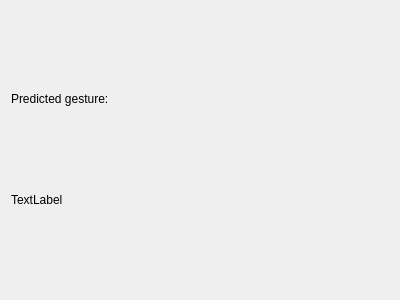
Before: the Qt Designer form recognitionview.ui in janneasdf/RecognizerApp, drawn with Qt 5.
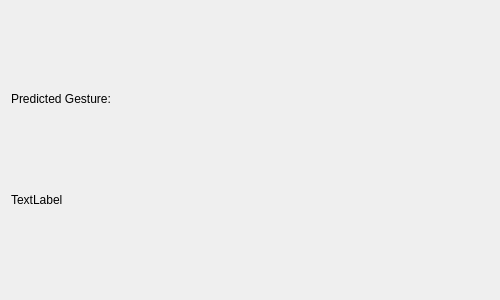
After: the same form once the commit is applied.

Diff of the .ui file:
```diff
--- a/recognitionview.ui
+++ b/recognitionview.ui
@@ -6,10 +6,22 @@
    <rect>
     <x>0</x>
     <y>0</y>
-    <width>400</width>
+    <width>500</width>
     <height>300</height>
    </rect>
   </property>
+  <property name="sizePolicy">
+   <sizepolicy hsizetype="Fixed" vsizetype="Fixed">
+    <horstretch>0</horstretch>
+    <verstretch>0</verstretch>
+   </sizepolicy>
+  </property>
+  <property name="minimumSize">
+   <size>
+    <width>500</width>
+    <height>300</height>
+   </size>
+  </property>
   <property name="windowTitle">
    <string>Form</string>
   </property>
@@ -23,7 +35,7 @@
       </sizepolicy>
      </property>
      <property name="text">
-      <string>Predicted gesture: </string>
+      <string>Predicted Gesture: </string>
      </property>
     </widget>
    </item>
```
